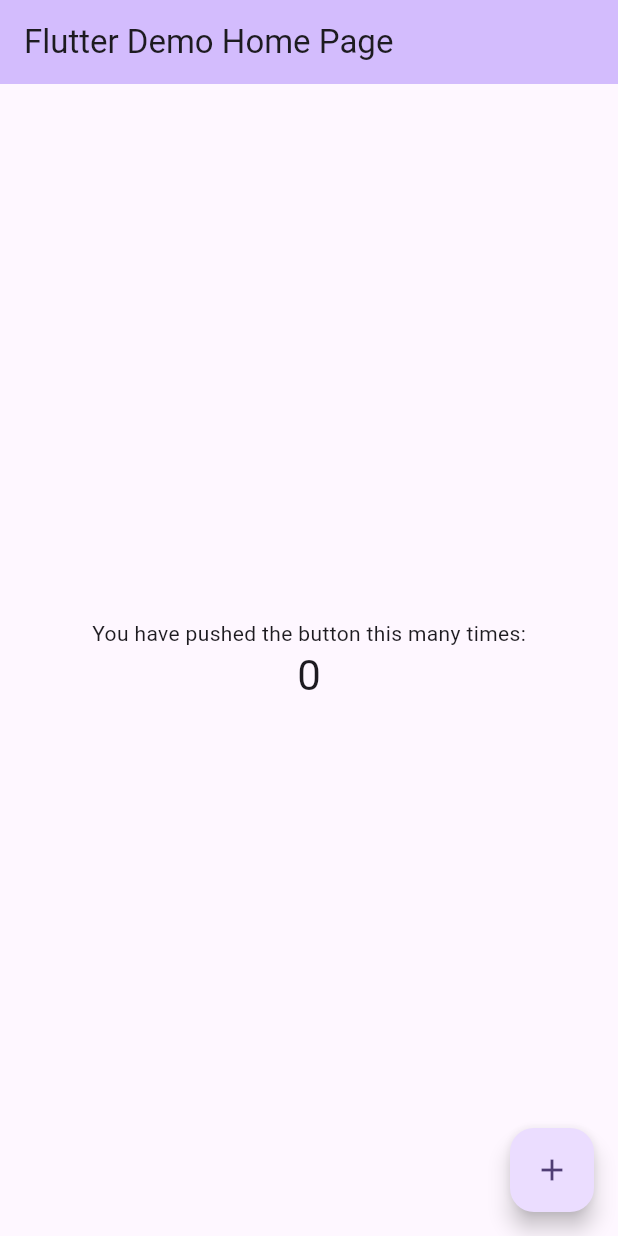
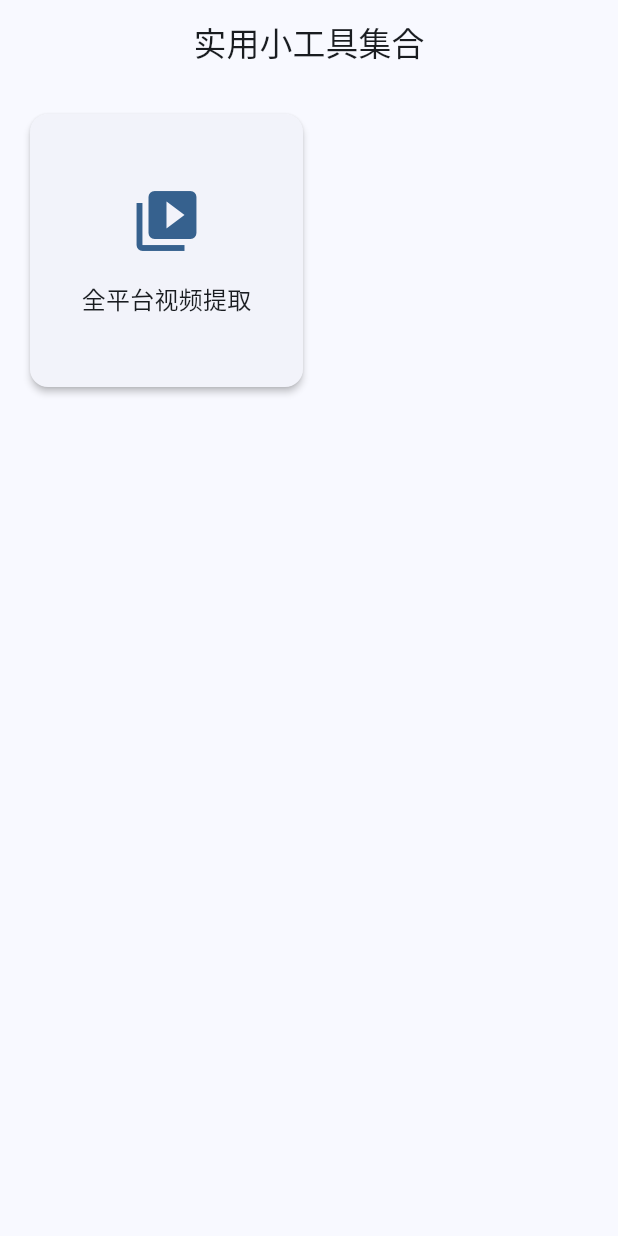
Before and after one commit to wuliu7777/app2, a Flutter app: the screen it shows after launch, on a phone screen of 412 x 824 dp. Run offline on Flutter 3.47's test engine with Material 3 defaults, Android fonts, the phone set to English and light mode, and no system bars; our stand-ins replace dio.

Commit message:
feat: create toolbox home page UI

```diff
--- a/flutter_app/lib/main.dart
+++ b/flutter_app/lib/main.dart
@@ -1,125 +1,22 @@
 import 'package:flutter/material.dart';
+import 'pages/home_page.dart';
 
 void main() {
-  runApp(const MyApp());
+  runApp(const ToolboxApp());
 }
 
-class MyApp extends StatelessWidget {
-  const MyApp({super.key});
+class ToolboxApp extends StatelessWidget {
+  const ToolboxApp({super.key});
 
-  // This widget is the root of your application.
   @override
   Widget build(BuildContext context) {
     return MaterialApp(
-      title: 'Flutter Demo',
+      title: 'Toolbox App',
       theme: ThemeData(
-        // This is the theme of your application.
-        //
-        // TRY THIS: Try running your application with "flutter run". You'll see
-        // the application has a purple toolbar. Then, without quitting the app,
-        // try changing the seedColor in the colorScheme below to Colors.green
-        // and then invoke "hot reload" (save your changes or press the "hot
-        // reload" button in a Flutter-supported IDE, or press "r" if you used
-        // the command line to start the app).
-        //
-        // Notice that the counter didn't reset back to zero; the application
-        // state is not lost during the reload. To reset the state, use hot
-        // restart instead.
-        //
-        // This works for code too, not just values: Most code changes can be
-        // tested with just a hot reload.
-        colorScheme: ColorScheme.fromSeed(seedColor: Colors.deepPurple),
+        colorScheme: ColorScheme.fromSeed(seedColor: Colors.blue),
         useMaterial3: true,
       ),
-      home: const MyHomePage(title: 'Flutter Demo Home Page'),
+      home: const HomePage(),
     );
   }
 }
-
-class MyHomePage extends StatefulWidget {
-  const MyHomePage({super.key, required this.title});
-
-  // This widget is the home page of your application. It is stateful, meaning
-  // that it has a State object (defined below) that contains fields that affect
-  // how it looks.
-
-  // This class is the configuration for the state. It holds the values (in this
-  // case the title) provided by the parent (in this case the App widget) and
-  // used by the build method of the State. Fields in a Widget subclass are
-  // always marked "final".
-
-  final String title;
-
-  @override
-  State<MyHomePage> createState() => _MyHomePageState();
-}
-
-class _MyHomePageState extends State<MyHomePage> {
-  int _counter = 0;
-
-  void _incrementCounter() {
-    setState(() {
-      // This call to setState tells the Flutter framework that something has
-      // changed in this State, which causes it to rerun the build method below
-      // so that the display can reflect the updated values. If we changed
-      // _counter without calling setState(), then the build method would not be
-      // called again, and so nothing would appear to happen.
-      _counter++;
-    });
-  }
-
-  @override
-  Widget build(BuildContext context) {
-    // This method is rerun every time setState is called, for instance as done
-    // by the _incrementCounter method above.
-    //
-    // The Flutter framework has been optimized to make rerunning build methods
-    // fast, so that you can just rebuild anything that needs updating rather
-    // than having to individually change instances of widgets.
-    return Scaffold(
-      appBar: AppBar(
-        // TRY THIS: Try changing the color here to a specific color (to
-        // Colors.amber, perhaps?) and trigger a hot reload to see the AppBar
-        // change color while the other colors stay the same.
-        backgroundColor: Theme.of(context).colorScheme.inversePrimary,
-        // Here we take the value from the MyHomePage object that was created by
-        // the App.build method, and use it to set our appbar title.
-        title: Text(widget.title),
-      ),
-      body: Center(
-        // Center is a layout widget. It takes a single child and positions it
-        // in the middle of the parent.
-        child: Column(
-          // Column is also a layout widget. It takes a list of children and
-          // arranges them vertically. By default, it sizes itself to fit its
-          // children horizontally, and tries to be as tall as its parent.
-          //
-          // Column has various properties to control how it sizes itself and
-          // how it positions its children. Here we use mainAxisAlignment to
-          // center the children vertically; the main axis here is the vertical
-          // axis because Columns are vertical (the cross axis would be
-          // horizontal).
-          //
-          // TRY THIS: Invoke "debug painting" (choose the "Toggle Debug Paint"
-          // action in the IDE, or press "p" in the console), to see the
-          // wireframe for each widget.
-          mainAxisAlignment: MainAxisAlignment.center,
-          children: <Widget>[
-            const Text(
-              'You have pushed the button this many times:',
-            ),
-            Text(
-              '$_counter',
-              style: Theme.of(context).textTheme.headlineMedium,
-            ),
-          ],
-        ),
-      ),
-      floatingActionButton: FloatingActionButton(
-        onPressed: _incrementCounter,
-        tooltip: 'Increment',
-        child: const Icon(Icons.add),
-      ), // This trailing comma makes auto-formatting nicer for build methods.
-    );
-  }
-}
--- /dev/null
+++ b/flutter_app/lib/pages/home_page.dart
@@ -0,0 +1,50 @@
+import 'package:flutter/material.dart';
+import 'video_extractor_page.dart';
+
+class HomePage extends StatelessWidget {
+  const HomePage({super.key});
+
+  @override
+  Widget build(BuildContext context) {
+    return Scaffold(
+      appBar: AppBar(
+        title: const Text('实用小工具集合'),
+        centerTitle: true,
+      ),
+      body: GridView.count(
+        crossAxisCount: 2,
+        padding: const EdgeInsets.all(16),
+        children: [
+          _buildToolCard(
+            context,
+            title: '全平台视频提取',
+            icon: Icons.video_library,
+            onTap: () {
+              Navigator.push(
+                context,
+                MaterialPageRoute(builder: (context) => const VideoExtractorPage()),
+              );
+            },
+          ),
+        ],
+      ),
+    );
+  }
+
+  Widget _buildToolCard(BuildContext context, {required String title, required IconData icon, required VoidCallback onTap}) {
+    return Card(
+      elevation: 2,
+      child: InkWell(
+        onTap: onTap,
+        child: Column(
+          mainAxisAlignment: MainAxisAlignment.center,
+          children: [
+            Icon(icon, size: 48, color: Theme.of(context).primaryColor),
+            const SizedBox(height: 16),
+            Text(title, style: Theme.of(context).textTheme.titleMedium),
+          ],
+        ),
+      ),
+    );
+  }
+}
```
